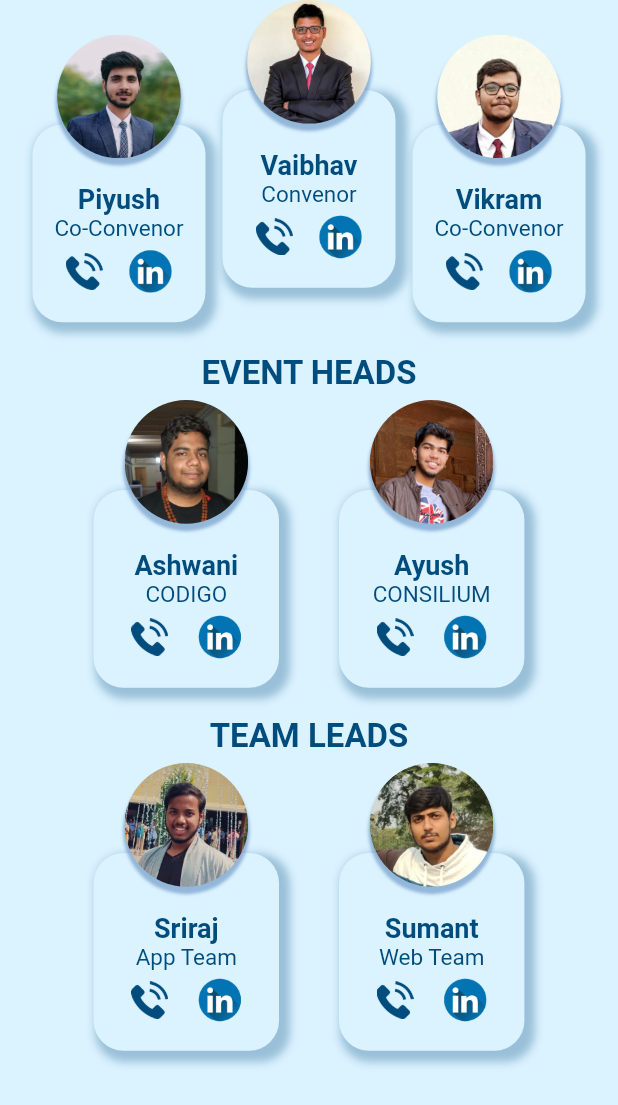
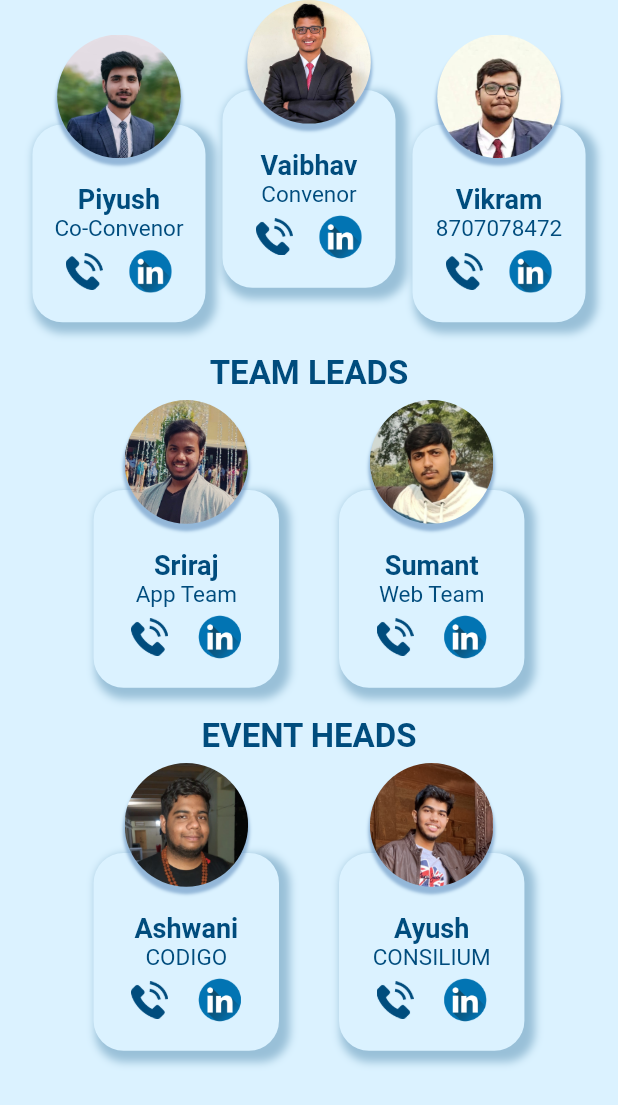
Before and after one commit to Sriraj-dev/Prastuti-23_App, a Flutter app: the ContactUsView screen opened directly, on a phone screen of 412 x 824 dp. Shown: the top 1105 px of the screen. Run offline on Flutter 3.47's test engine with Material 2 defaults, Android fonts, the phone set to English and light mode, and no system bars; drawn by our look-alikes of auto_size_text; our stand-ins replace another_flushbar, flutter_riverpod, flutter_screenutil, get, google_fonts, google_sign_in and 7 more; missing offline and left inert: dart:ffi, onesignal_flutter; Roboto replaces fonts that are missing (Catamaran); statements that could not run were skipped.

```diff
--- a/lib/views/contactUsPage/contactUs.dart
+++ b/lib/views/contactUsPage/contactUs.dart
@@ -1,12 +1,15 @@
 import 'dart:async';
 
+import 'package:another_flushbar/flushbar.dart';
 import 'package:auto_size_text/auto_size_text.dart';
 import 'package:flutter/material.dart';
 import 'package:google_fonts/google_fonts.dart';
 import 'package:prastuti_23/config/color_palette.dart';
 import 'package:prastuti_23/config/image_paths.dart';
 import 'package:prastuti_23/config/screen_config.dart';
+import 'package:prastuti_23/utils/utils.dart';
 import 'package:prastuti_23/views/contactUsPage/contact_us_content.dart';
+import 'package:url_launcher/url_launcher.dart';
 
 class ContactUsView extends StatefulWidget {
   const ContactUsView({Key? key}) : super(key: key);
@@ -19,6 +22,7 @@ class _ContactUsViewState extends State<ContactUsView> {
 
   late PageController _eventController;
   late PageController _teamController;
+  late Timer _timer;
   int _currentEvent = 0;
   int _currentTeam = 0;
 
@@ -35,19 +39,20 @@ class _ContactUsViewState extends State<ContactUsView> {
   void dispose() {
     _eventController.dispose();
     _teamController.dispose();
+    _timer.cancel();
     super.dispose();
   }
 
   _startTimer() async {
     await Future.delayed(Duration(seconds: 1));
-    Timer.periodic(Duration(milliseconds: 3000), (timer) {
+    _timer = Timer.periodic(Duration(milliseconds: 3000), (timer) {
       if (_eventController.page! >= 2) {
-        timer.cancel();
+        _eventController.jumpTo(0);
       } else {
         _eventController.nextPage(duration: Duration(milliseconds: 500), curve: Curves.decelerate);
       }
       if (_teamController.page! >= 5) {
-        timer.cancel();
+        _teamController.jumpTo(0);
       } else {
         _teamController.nextPage(duration: Duration(milliseconds: 500), curve: Curves.decelerate);
       }
@@ -78,6 +83,8 @@ class _ContactUsViewState extends State<ContactUsView> {
                         convenor_images[1],
                         convenor_names[1],
                         'Co-Convenor',
+                        convenor_phone[1],
+                        "LinkedIn",
                         SizeConfig.width*0.28,
                       ),
                     ],
@@ -88,6 +95,8 @@ class _ContactUsViewState extends State<ContactUsView> {
                         convenor_images[0],
                         convenor_names[0],
                         'Convenor',
+                        convenor_phone[0],
+                        "LinkedIn",
                         SizeConfig.width*0.28,
                       ),
                       SizedBox(
@@ -103,6 +112,8 @@ class _ContactUsViewState extends State<ContactUsView> {
                       contactWidget(
                         convenor_images[2],
                         convenor_names[2],
+                        convenor_phone[2],
+                        "LinkedIn",
                         'Co-Convenor',
                         SizeConfig.width*0.28,
                       ),
@@ -115,6 +126,64 @@ class _ContactUsViewState extends State<ContactUsView> {
               mainAxisAlignment: MainAxisAlignment.spaceEvenly,
               crossAxisAlignment: CrossAxisAlignment.center,
               children: [
+                Container(
+                  padding: EdgeInsets.fromLTRB(10, 5, 10, 5),
+                  child: AutoSizeText(
+                      'TEAM LEADS',
+                      style: GoogleFonts.comicNeue(
+                          fontSize: 22,
+                          fontWeight: FontWeight.bold,
+                          color: AppTheme().primaryColor
+                      )
+                  ),
+                ),
+                Container(
+                  padding: EdgeInsets.symmetric(horizontal: 10),
+                  height: SizeConfig.height*0.25,
+                  width: SizeConfig.width*0.9,
+                  child: PageView.builder(
+                    controller: _teamController,
+                    itemCount: ((team_name.length+1)/2).toInt(),
+                    onPageChanged: (int team) {
+                      setState(() {
+                        _currentTeam = team;
+                      });
+                    },
+                    itemBuilder: (BuildContext context, int index) {
+                      return (_currentTeam != index)?Container()
+                          : Row(
+                        mainAxisAlignment: MainAxisAlignment.center,
+                        crossAxisAlignment: CrossAxisAlignment.center,
+                        children: [
+                          (2*index < team_name.length)?Padding(
+                            padding: const EdgeInsets.symmetric(horizontal: 20),
+                            child: contactWidget(
+                              team_leads_images[2*index],
+                              team_leads_names[2*index],
+                              team_name[2*index],
+                              team_leads_phone[2*index],
+                              "LinkedIn",
+                              SizeConfig.width*0.30,
+                            ),
+                          ):Container(),
+
+                          (2*index+1 < team_name.length)?Padding(
+                            padding: const EdgeInsets.symmetric(horizontal: 20),
+                            child: contactWidget(
+                              team_leads_images[2*index+1],
+                              team_leads_names[2*index+1],
+                              team_name[2*index+1],
+                              team_leads_phone[2 * index],
+                              "LinkedIn",
+                              SizeConfig.width*0.30,
+                            ),
+                          ):SizedBox(width: 0,),
+                        ],
+                      );
+                    },
+                  ),
+                ),
+
                 Container(
                   padding: EdgeInsets.fromLTRB(10, 5, 10, 5),
                   child: AutoSizeText(
@@ -150,6 +219,8 @@ class _ContactUsViewState extends State<ContactUsView> {
                               event_head_images[2*index],
                               event_heads_names[2*index],
                               event_name[2*index],
+                              event_heads_phone[2*index],
+                              "",
                               SizeConfig.width*0.30,
                             ),
                           ):Container(),
@@ -160,6 +231,8 @@ class _ContactUsViewState extends State<ContactUsView> {
                               event_head_images[2*index+1],
                               event_heads_names[2*index+1],
                               event_name[2*index+1],
+                              event_heads_phone[2 * index+1],
+                              "",
                               SizeConfig.width*0.30,
                             ),
                           ):SizedBox(width: 0,),
@@ -168,59 +241,6 @@ class _ContactUsViewState extends State<ContactUsView> {
                     },
                   ),
                 ),
-                Container(
-                  padding: EdgeInsets.fromLTRB(10, 5, 10, 5),
-                  child: AutoSizeText(
-                      'TEAM LEADS',
-                      style: GoogleFonts.comicNeue(
-                          fontSize: 22,
-                          fontWeight: FontWeight.bold,
-                          color: AppTheme().primaryColor
-                      )
-                  ),
-                ),
-                Container(
-                  padding: EdgeInsets.symmetric(horizontal: 10),
-                  height: SizeConfig.height*0.25,
-                  width: SizeConfig.width*0.9,
-                  child: PageView.builder(
-                    controller: _teamController,
-                    itemCount: ((team_name.length+1)/2).toInt(),
-                    onPageChanged: (int team) {
-                      setState(() {
-                        _currentTeam = team;
-                      });
-                    },
-                    itemBuilder: (BuildContext context, int index) {
-                      return (_currentTeam != index)?Container()
-                          : Row(
-                        mainAxisAlignment: MainAxisAlignment.center,
-                        crossAxisAlignment: CrossAxisAlignment.center,
-                        children: [
-                          (2*index < team_name.length)?Padding(
-                            padding: const EdgeInsets.symmetric(horizontal: 20),
-                            child: contactWidget(
-                              team_leads_images[2*index],
-                              team_leads_names[2*index],
-                              team_name[2*index],
-                              SizeConfig.width*0.30,
-                            ),
-                          ):Container(),
-
-                          (2*index+1 < team_name.length)?Padding(
-                            padding: const EdgeInsets.symmetric(horizontal: 20),
-                            child: contactWidget(
-                              team_leads_images[2*index+1],
-                              team_leads_names[2*index+1],
-                              team_name[2*index+1],
-                              SizeConfig.width*0.30,
-                            ),
-                          ):SizedBox(width: 0,),
-                        ],
-                      );
-                    },
-                  ),
-                )
                 ],
             ),
           ],
@@ -233,6 +253,8 @@ class _ContactUsViewState extends State<ContactUsView> {
       String profile_image,
       String name,
       String position,
+      String phone,
+      String linkedin,
       double width,
       ) {
     return Container(
@@ -285,7 +307,20 @@ class _ContactUsViewState extends State<ContactUsView> {
                       Row(
                         mainAxisAlignment: MainAxisAlignment.spaceEvenly,
                         children: [
-                          Container(
+                          GestureDetector(
+                            onTap: ()async{
+                              final call = Uri.parse('tel:+91 $phone');
+                              if (await canLaunchUrl(call)) {
+                                launchUrl(call);
+                              } else {
+                                Utils.flushBarMessage(
+                                  message: "Could not Call $phone",
+                                  context: context,
+                                  bgColor: Colors.redAccent
+                                );
+                              }
+                            },
+                            child: Container(
                               height: SizeConfig.height*0.03,
                               width: SizeConfig.height*0.03,
                               decoration: BoxDecoration(
@@ -295,7 +330,22 @@ class _ContactUsViewState extends State<ContactUsView> {
                                   )
                               ),
                             ),
-                          Container(
+                          ),
+                          GestureDetector(
+                            onTap: ()async{
+                              final web = Uri.parse(
+                                'https://www.linkedin.com/in/sriraj-palakurthi-ab86061bb/',
+                              );
+                              if (await canLaunchUrl(web)) {
+                                launchUrl(web);
+                              } else {
+                                Utils.flushBarMessage(
+                                    message: "Could not Launch LinkedIn currently!",
+                                    context: context,
+                                    bgColor: Colors.redAccent);
+                              }
+                            },
+                            child: Container(
                               height: SizeConfig.height*0.035,
                               width: SizeConfig.height*0.035,
                               decoration: BoxDecoration(
@@ -303,6 +353,7 @@ class _ContactUsViewState extends State<ContactUsView> {
                                       image: AssetImage("assets/contact_us/linkedin.png"),
                                       fit: BoxFit.cover
                                   )
+                              ),
                             ),
                           )
                         ],
--- a/lib/views/contactUsPage/contact_us_content.dart
+++ b/lib/views/contactUsPage/contact_us_content.dart
@@ -14,6 +14,12 @@ List<String> convenor_names = [
   "Vikram",
 ];
 
+List<String> convenor_phone = [
+  "8840655308",
+  "7985843341",
+  "8707078472",
+];
+
 List<String> event_name = [
   "CODIGO",
   "CONSILIUM",
@@ -28,6 +34,14 @@ List<String> event_heads_names = [
   'Nilay',
   'Vidit',
   'Astitva',
+];
+
+List<String> event_heads_phone = [
+  '6367433427',
+  '9923266285',
+  '9328208189',
+  '6352912056',
+  '7828004967',
 ];
 
 List<String> event_head_images = [
@@ -66,6 +80,20 @@ List<String> team_leads_names = [
   'Akshit'
 ];
 
+List<String> team_leads_phone = [
+  '8074821478',
+  '7858940936',
+  '7906366325',
+  '9926552265',
+  '9493853339',
+  '9763236553',
+  '9166376649',
+  '9001065868',
+  '7000814112',
+  '9579108954',
+  '9521241690'
+];
+
 List<String> team_name = [
   'App Team',
   'Web Team',
```
Also changed, not shown: 1 other file. Lines whose indentation alone changed are shown as unchanged.
